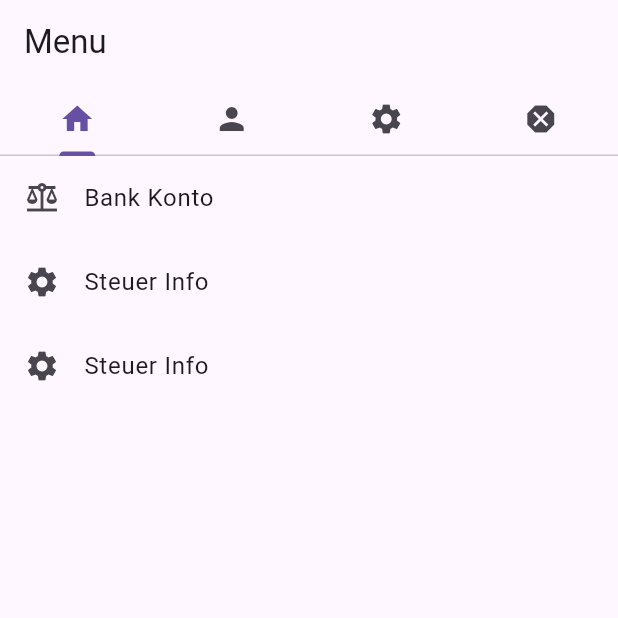
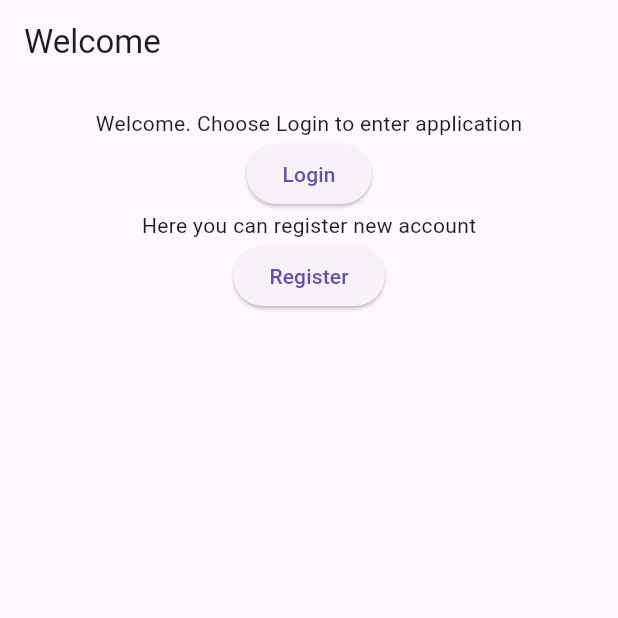
Before and after one commit to rafalzygadlo/flutter, a Flutter app: the screen it shows after launch, on a phone screen of 412 x 824 dp, the top half of it. Run offline on Flutter 3.47's test engine with Material 3 defaults, Android fonts, the phone set to English and light mode, and no system bars.

Commit message:
1. page login 2. page welcome

```diff
--- a/lib/main.dart
+++ b/lib/main.dart
@@ -1,5 +1,5 @@
 import 'package:flutter/material.dart';
-import 'presentation/pages/topmenu.dart';
+import 'package:flutter_application_2/presentation/pages/welcome.dart';
 
 void main() => runApp(const MyApp());
 
@@ -22,7 +22,7 @@ class MyApp extends StatelessWidget {
           ),
         ),
       ),
-      home: const TopMenuPage(),
+      home: WelcomePage(),
     );
   }
 
--- /dev/null
+++ b/lib/presentation/pages/welcome.dart
@@ -0,0 +1,47 @@
+import 'package:flutter/material.dart';
+import 'package:flutter_application_2/presentation/pages/login.dart';
+
+class WelcomePage extends StatefulWidget {
+  @override
+  WelcomePageState createState() => WelcomePageState();
+}
+
+class WelcomePageState extends State<WelcomePage> {
+  @override
+  Widget build(BuildContext context) {
+    return Scaffold(
+      appBar: AppBar(title: Text('Welcome')),
+      body: Padding(
+        padding: EdgeInsets.all(16.0),
+        child: Center(
+          child:
+        Form(
+          /*key: _formKey,*/
+          child:
+          Column(
+            children: [
+              Text('Welcome. Choose Login to enter application'),
+              ElevatedButton(
+                onPressed:
+                    () =>
+                        {} /* Navigator.push(context, MaterialPageRoute(builder: (context) => RegisterPage())) */,
+                child: Text('Login'),
+              ),
+              Text('Here you can register new account'),
+              ElevatedButton(
+                onPressed: () {
+                  Navigator.push(
+                    context,
+                    MaterialPageRoute(builder: (context) => LoginPage()),
+                  );
+                },
+                child: Text('Register'),
+              ),
+            ],
+          ),
+        ),
+      ),
+      ),
+    );
+  }
+}
```
Also changed, not shown: lib/presentation/pages/login.dart (added, +67 -0 lines).
